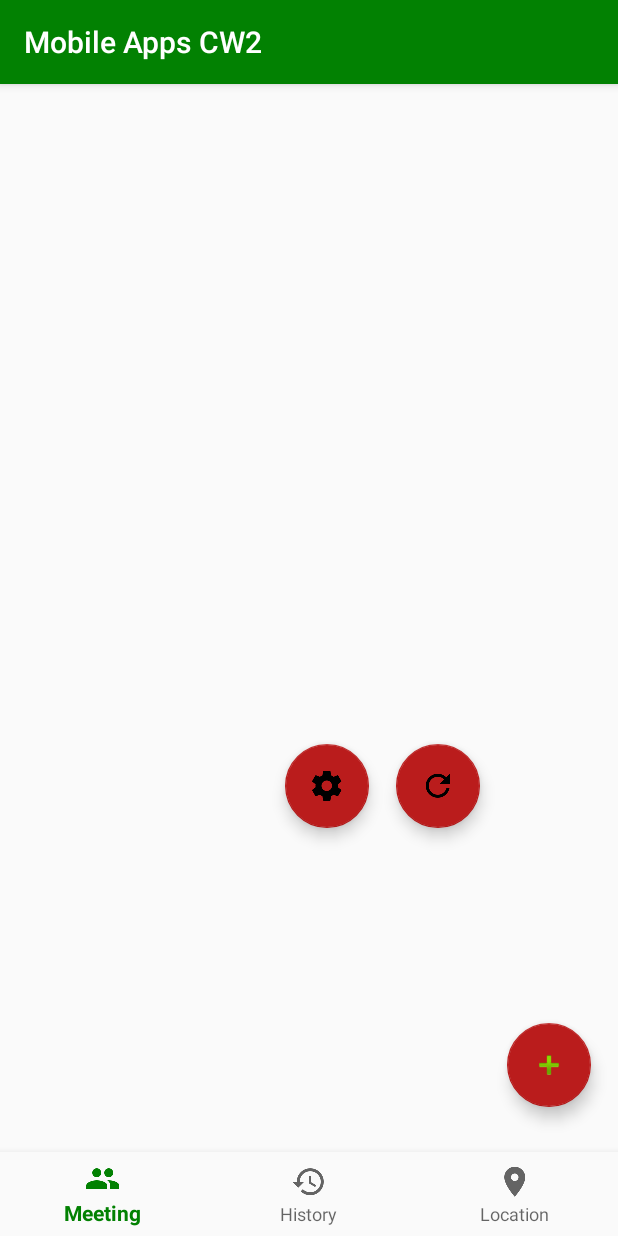
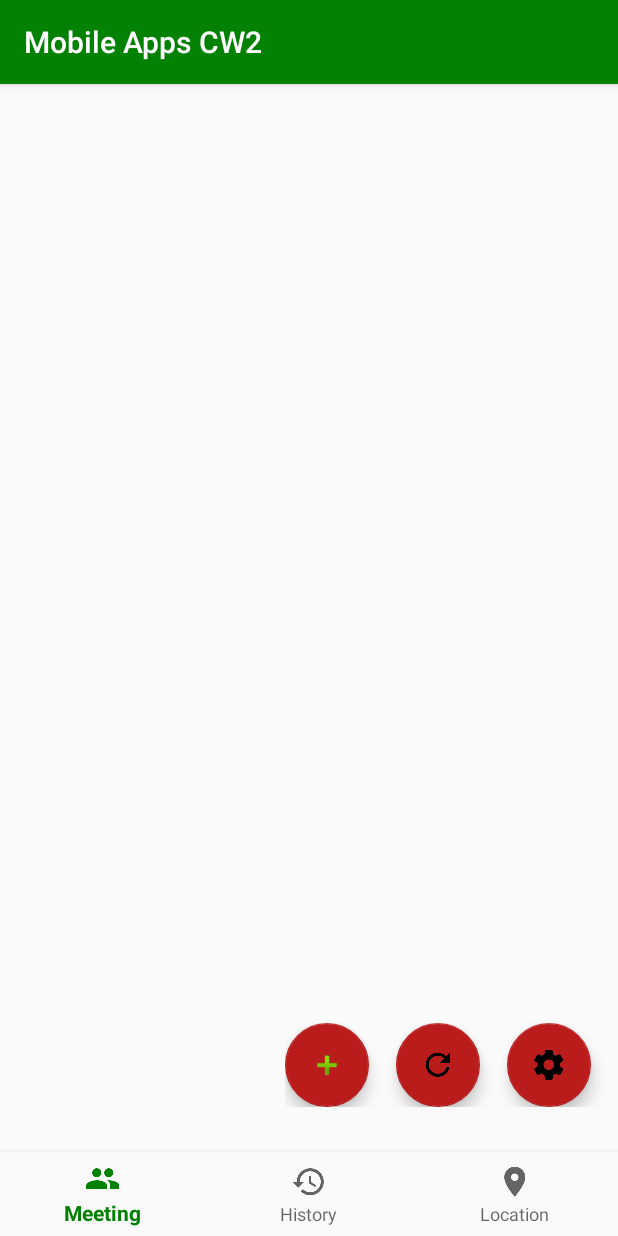
Before and after one commit to forey181/appMobile, an Android app: the screen it shows after launch (MainActivity), on a phone screen of 412 x 824 dp. Run offline under Robolectric (Android 15) with nearby library versions, the phone set to English and light mode, and no system bars.

Commit message:
show floating button

```diff
--- a/app/src/main/res/layout/fragment_meeting.xml
+++ b/app/src/main/res/layout/fragment_meeting.xml
@@ -13,19 +13,23 @@
         android:layout_alignParentTop="true"
         android:layout_centerHorizontal="true" />
 
+    <LinearLayout
+        android:layout_marginBottom="30dp"
+        android:layout_alignParentEnd="true"
+        android:layout_alignParentRight="true"
+        android:layout_alignParentBottom="true"
+        android:layout_width="wrap_content"
+        android:layout_height="wrap_content"
+        android:orientation="horizontal">
+
         <android.support.design.widget.FloatingActionButton
             android:id="@+id/fab"
             android:layout_width="wrap_content"
             android:layout_height="wrap_content"
-        android:layout_alignParentEnd="true"
-        android:layout_alignParentRight="true"
-        android:layout_alignParentBottom="true"
             android:layout_gravity="bottom|end"
             android:layout_marginEnd="18dp"
             android:layout_marginRight="18dp"
-        android:layout_marginBottom="30dp"
             app:srcCompat="@android:drawable/ic_input_add" />
-
         <android.support.design.widget.FloatingActionButton
             android:id="@+id/refresh"
             android:layout_width="wrap_content"
@@ -33,13 +37,7 @@
             android:layout_gravity="bottom|end"
             android:layout_marginEnd="18dp"
             android:layout_marginRight="18dp"
-        android:layout_marginBottom="30dp"
-        android:layout_marginTop="440dp"
-        android:layout_toLeftOf="@+id/fab"
-        app:srcCompat="@drawable/ic_refresh"
-        android:layout_toStartOf="@+id/fab" />
-
-
+            app:srcCompat="@drawable/ic_refresh" />
         <android.support.design.widget.FloatingActionButton
             android:id="@+id/settings"
             android:layout_width="wrap_content"
@@ -47,10 +45,8 @@
             android:layout_gravity="bottom|end"
             android:layout_marginEnd="18dp"
             android:layout_marginRight="18dp"
-        android:layout_marginBottom="30dp"
-        android:layout_marginTop="440dp"
-        android:layout_toLeftOf="@+id/refresh"
             app:srcCompat="@drawable/ic_settings" />
+    </LinearLayout>
 
 
 
```
Also changed, not shown: 2 other files. Lines whose indentation alone changed are shown as unchanged.
